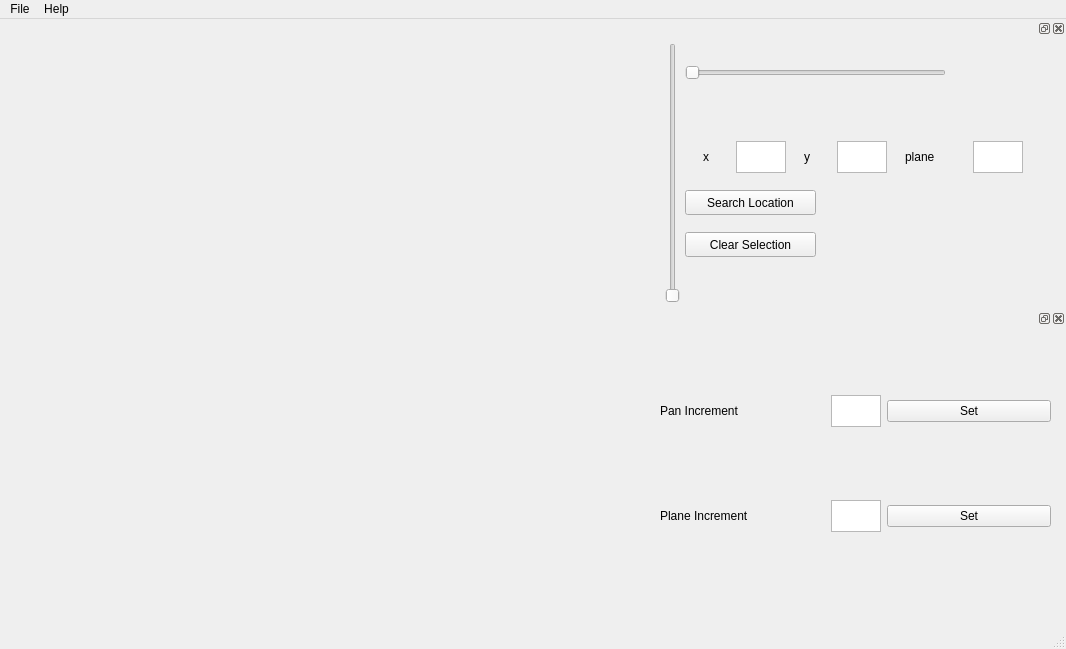
Qt form dvid_viewer/Gui/dvid_viewer.ui (janelia-flyem/libdvid-utils) before a commit.
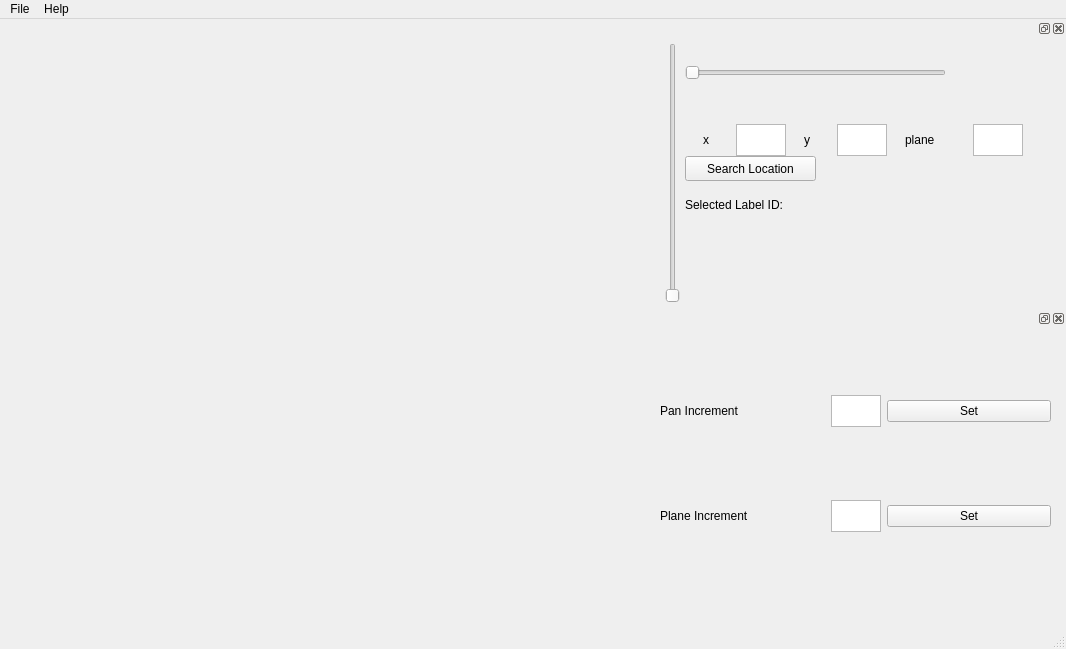
The same form after that commit.

Commit message: adjusts ui to show body clicked

Patch:
```diff
--- a/dvid_viewer/Gui/dvid_viewer.ui
+++ b/dvid_viewer/Gui/dvid_viewer.ui
@@ -403,15 +403,16 @@
               </widget>
              </item>
              <item>
-              <widget class="QPushButton" name="clearSelection">
-               <property name="maximumSize">
-                <size>
-                 <width>131</width>
-                 <height>25</height>
-                </size>
+              <widget class="QLabel" name="label_7">
+               <property name="text">
+                <string>Selected Label ID:</string>
                </property>
+              </widget>
+             </item>
+             <item>
+              <widget class="QLabel" name="labelID">
                <property name="text">
-                <string>Clear Selection</string>
+                <string/>
                </property>
               </widget>
              </item>
```
The commit also changes 4 other files.
